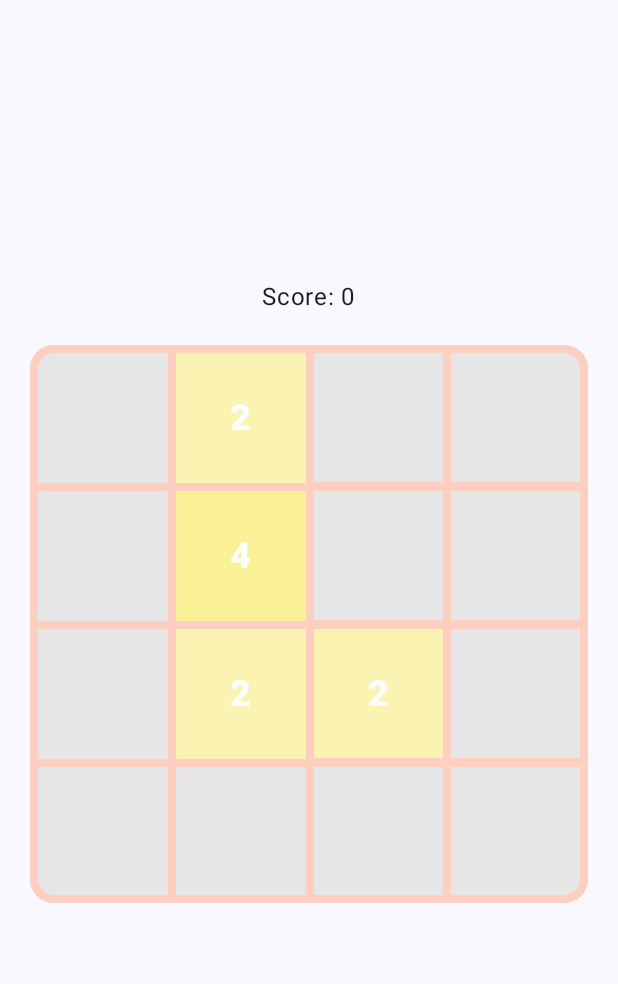
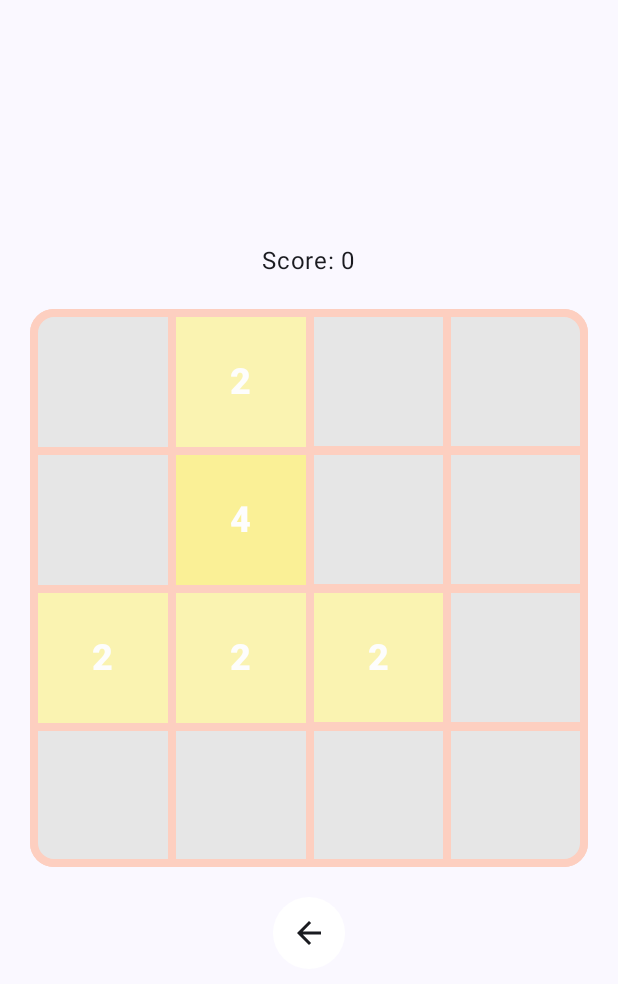
Before and after one commit to Siorpin/2048, an Android app built with Jetpack Compose: the composable MainSurface shown on its own in the app's theme, on a phone screen of 412 x 824 dp. Shown: the top 984 px of the screen. Run offline under Robolectric (Android 15) with nearby library versions, the phone set to English and light mode, and no system bars.

Commit message:
go back button

```diff
--- a/app/src/main/java/com/example/a2048/MainActivity.kt
+++ b/app/src/main/java/com/example/a2048/MainActivity.kt
@@ -6,6 +6,7 @@ import androidx.activity.compose.setContent
 import androidx.activity.enableEdgeToEdge
 import androidx.compose.foundation.background
 import androidx.compose.foundation.border
+import androidx.compose.foundation.clickable
 import androidx.compose.foundation.gestures.detectHorizontalDragGestures
 import androidx.compose.foundation.gestures.detectVerticalDragGestures
 import androidx.compose.foundation.layout.Arrangement
@@ -20,8 +21,13 @@ import androidx.compose.foundation.lazy.grid.GridCells
 import androidx.compose.foundation.lazy.grid.LazyVerticalGrid
 import androidx.compose.foundation.lazy.grid.items
 import androidx.compose.foundation.shape.RoundedCornerShape
+import androidx.compose.material.icons.Icons
+import androidx.compose.material.icons.filled.ArrowBack
+import androidx.compose.material3.Button
 import androidx.compose.material3.CenterAlignedTopAppBar
 import androidx.compose.material3.ExperimentalMaterial3Api
+import androidx.compose.material3.Icon
+import androidx.compose.material3.IconButton
 import androidx.compose.material3.Scaffold
 import androidx.compose.material3.Text
 import androidx.compose.material3.TopAppBarDefaults
@@ -85,6 +91,12 @@ class MainActivity : ComponentActivity() {
 
 @Composable
 fun MainSurface(modifier: Modifier = Modifier) {
+    var tiles by remember {
+        mutableStateOf(gameManager.getTiles())
+    }
+    var previousTilesValue by remember {
+        mutableStateOf(gameManager.getTiles())
+    }
     var gameScore: Int by remember { // It will be modified by Game() function
         mutableIntStateOf(gameManager.score)
     }
@@ -98,22 +110,28 @@ fun MainSurface(modifier: Modifier = Modifier) {
     ){
         Score(gameScore)
         Game(
+            tiles,
             {
+                previousTilesValue = tiles
+                tiles = gameManager.getTiles()
                 gameScore = gameManager.score
             }
+        )
+        BackButton({
+            tiles = previousTilesValue
+            gameManager.updateTiles(tiles)
+        }
         )
     }
 }
 
 @Composable
 fun Game(
+    tiles: MutableList<Int?>,
     modifyScore: () -> Unit,
     modifier: Modifier = Modifier
 ){
     // List that contains current game state. Refreshing every swap
-    var tiles by remember {
-        mutableStateOf(gameManager.getTiles())
-    }
     Box(
         modifier = modifier
             .padding(20.dp)
@@ -134,7 +152,6 @@ fun Game(
                             gameManager.onSwap(Direction.RIGHT)
                         }
                         modifyScore()
-                        tiles = gameManager.getTiles()
                     }
                 )
             }
@@ -155,7 +172,6 @@ fun Game(
                             gameManager.onSwap(Direction.BOTTOM)
                         }
                         modifyScore()
-                        tiles = gameManager.getTiles()
                     }
                 )
             }
@@ -258,3 +274,27 @@ fun Score(
 ){
     Text(text = "Score: $score")
 }
+
+@Composable
+fun BackButton (
+    onClick: () -> Unit,
+    modifier: Modifier = Modifier
+) {
+    Box(
+        modifier = modifier
+            .background(
+                Color.White,
+                RoundedCornerShape(24.dp)
+            )
+            .clickable {
+
+            }
+    ) {
+        IconButton(
+            onClick = onClick,
+            modifier = modifier
+        ) {
+            Icon(Icons.Default.ArrowBack, "Cancel move")
+        }
+    }
+}
```
Also changed, not shown: app/src/main/java/com/example/a2048/GameManager.kt (+8 -0 lines).
